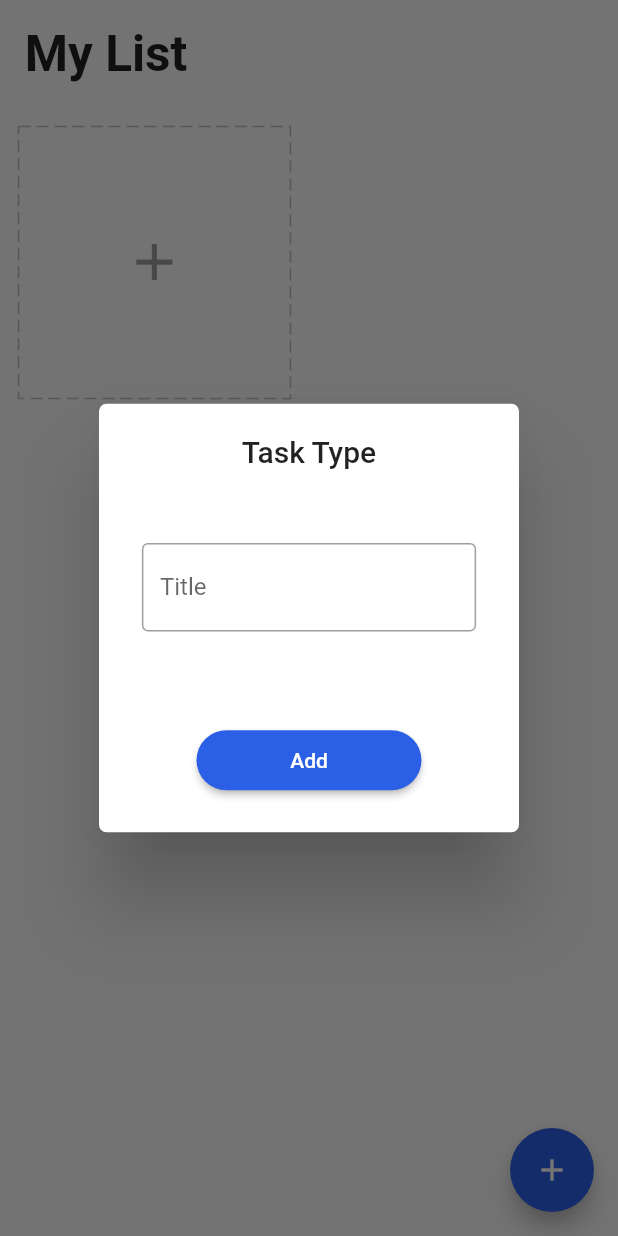
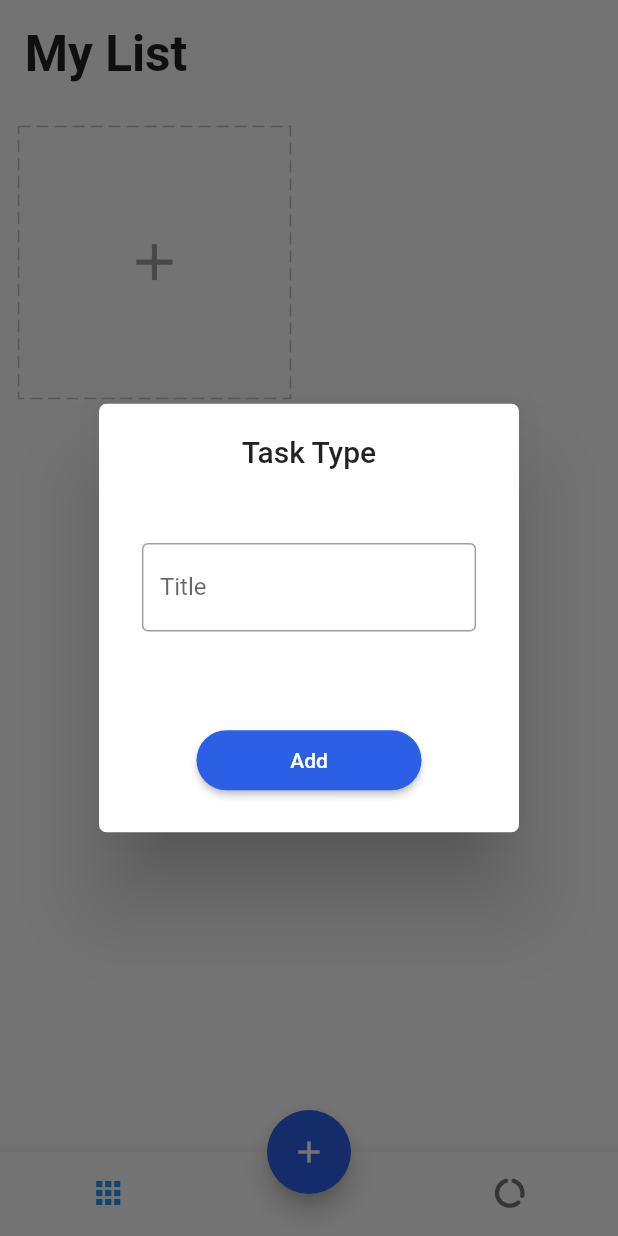
Before and after one commit to ttoghere/getxtodo, a Flutter app: the screen it shows after launch, after a tap on the "add" icon, on a phone screen of 412 x 824 dp. Run offline on Flutter 3.47's test engine with Material 2 defaults, Android fonts, the phone set to English and light mode, and no system bars; drawn by our look-alikes of dotted_border; our stand-ins replace equatable, flutter_easyloading, get, get_storage, step_progress_indicator.

Commit message:
p6 16:00

```diff
--- a/lib/app/modules/detail/detail_page.dart
+++ b/lib/app/modules/detail/detail_page.dart
@@ -1,8 +1,8 @@
 import 'package:flutter/material.dart';
 import 'package:flutter_easyloading/flutter_easyloading.dart';
 import 'package:get/get.dart';
-import 'package:getxtodo/app/modules/detail/widgets/doing_list.dart';
-import 'package:getxtodo/app/modules/detail/widgets/done_list.dart';
+import '/app/modules/detail/widgets/doing_list.dart';
+import '/app/modules/detail/widgets/done_list.dart';
 import 'package:step_progress_indicator/step_progress_indicator.dart';
 import '/app/core/utils/extensions.dart';
 import '/app/modules/home/controllers/home_controller.dart';
--- a/lib/app/modules/detail/widgets/doing_list.dart
+++ b/lib/app/modules/detail/widgets/doing_list.dart
@@ -1,7 +1,7 @@
 import 'package:flutter/material.dart';
 import 'package:get/get.dart';
-import 'package:getxtodo/app/core/utils/extensions.dart';
-import 'package:getxtodo/app/modules/home/controllers/home_controller.dart';
+import '/app/core/utils/extensions.dart';
+import '/app/modules/home/controllers/home_controller.dart';
 
 class DoingList extends StatelessWidget {
   final homeCtrl = Get.find<HomeController>();
--- a/lib/app/modules/detail/widgets/done_list.dart
+++ b/lib/app/modules/detail/widgets/done_list.dart
@@ -1,8 +1,8 @@
 import 'package:flutter/material.dart';
 import 'package:get/get.dart';
-import 'package:getxtodo/app/core/utils/extensions.dart';
-import 'package:getxtodo/app/core/values/colors.dart';
-import 'package:getxtodo/app/modules/home/controllers/home_controller.dart';
+import '/app/core/utils/extensions.dart';
+import '/app/core/values/colors.dart';
+import '/app/modules/home/controllers/home_controller.dart';
 
 class DoneList extends StatelessWidget {
   final homeCtrl = Get.find<HomeController>();
--- a/lib/app/modules/home/bindings/home_binding.dart
+++ b/lib/app/modules/home/bindings/home_binding.dart
@@ -1,6 +1,6 @@
 import 'package:get/get.dart';
-import 'package:getxtodo/app/data/providers/task_provider.dart';
-import 'package:getxtodo/app/data/storage/repository.dart';
+import '/app/data/providers/task_provider.dart';
+import '/app/data/storage/repository.dart';
 
 import '../controllers/home_controller.dart';
 
--- a/lib/app/modules/home/controllers/home_controller.dart
+++ b/lib/app/modules/home/controllers/home_controller.dart
@@ -1,8 +1,8 @@
 import 'package:flutter/foundation.dart';
 import 'package:flutter/material.dart';
 import 'package:get/get.dart';
-import 'package:getxtodo/app/data/models/task.dart';
-import 'package:getxtodo/app/data/storage/repository.dart';
+import '/app/data/models/task.dart';
+import '/app/data/storage/repository.dart';
 
 class HomeController extends GetxController {
   TaskRepository taskRepository;
@@ -17,6 +17,7 @@ class HomeController extends GetxController {
   final task = Rx<Task?>(null);
   final doingTodos = <dynamic>[].obs;
   final doneTodos = <dynamic>[].obs;
+  final tabIndex = 0.obs;
   @override
   void onInit() {
     super.onInit();
@@ -145,4 +146,32 @@ class HomeController extends GetxController {
     }
     return res;
   }
+
+  void changeTabIndex(int index) {
+    tabIndex.value = index;
+  }
+
+  int getTotalTasks() {
+    var res = 0;
+    for (int i = 0; i < tasks.length; i++) {
+      if (tasks[i].todos != null) {
+        res += tasks[i].todos!.length;
+      }
+    }
+    return res;
+  }
+
+  int getTotalDoneTask() {
+    var res = 0;
+    for (int i = 0; i < tasks.length; i++) {
+      if (tasks[i].todos != null) {
+        for (int j = 0; j < tasks[i].todos!.length; j++) {
+          if (tasks[i].todos![j]["done"] == true) {
+            res += 1;
+          }
+        }
+      }
+    }
+    return res;
+  }
 }
--- a/lib/app/modules/home/views/home_view.dart
+++ b/lib/app/modules/home/views/home_view.dart
@@ -1,13 +1,15 @@
+// ignore_for_file: prefer_const_constructors
+
 import 'package:flutter/material.dart';
 import 'package:flutter_easyloading/flutter_easyloading.dart';
-
 import 'package:get/get.dart';
-import 'package:getxtodo/app/core/utils/extensions.dart';
-import 'package:getxtodo/app/core/values/colors.dart';
-import 'package:getxtodo/app/data/models/task.dart';
-import 'package:getxtodo/app/modules/home/widgets/add_card.dart';
-import 'package:getxtodo/app/modules/home/widgets/add_dialog.dart';
-import 'package:getxtodo/app/modules/home/widgets/task_card.dart';
+import 'package:getxtodo/app/modules/report/report_view.dart';
+import '/app/core/utils/extensions.dart';
+import '/app/core/values/colors.dart';
+import '/app/data/models/task.dart';
+import '/app/modules/home/widgets/add_card.dart';
+import '/app/modules/home/widgets/add_dialog.dart';
+import '/app/modules/home/widgets/task_card.dart';
 
 import '../controllers/home_controller.dart';
 
@@ -15,7 +17,11 @@ class HomeView extends GetView<HomeController> {
   @override
   Widget build(BuildContext context) {
     return Scaffold(
-      body: SafeArea(
+      body: Obx(
+        () => IndexedStack(
+          index: controller.tabIndex.value,
+          children: [
+            SafeArea(
               child: ListView(
                 children: [
                   Padding(
@@ -38,10 +44,12 @@ class HomeView extends GetView<HomeController> {
                             .map(
                               (e) => LongPressDraggable(
                                 data: e,
-                          onDragStarted: () => controller.changeDeleting(true),
+                                onDragStarted: () =>
+                                    controller.changeDeleting(true),
                                 onDraggableCanceled: (_, __) =>
                                     controller.changeDeleting(false),
-                          onDragEnd: (_) => controller.changeDeleting(false),
+                                onDragEnd: (_) =>
+                                    controller.changeDeleting(false),
                                 feedback: Opacity(
                                   opacity: 0.8,
                                   child: TaskCard(task: e),
@@ -56,6 +64,10 @@ class HomeView extends GetView<HomeController> {
                       ],
                     ),
                   )
+                ],
+              ),
+            ),
+            ReportPage(),
           ],
         ),
       ),
@@ -86,6 +98,42 @@ class HomeView extends GetView<HomeController> {
           EasyLoading.showSuccess('Delete Success');
         },
       ),
+      floatingActionButtonLocation: FloatingActionButtonLocation.centerDocked,
+      bottomNavigationBar: Theme(
+        data: ThemeData(
+          splashColor: Colors.transparent,
+          highlightColor: Colors.transparent,
+        ),
+        child: Obx(
+          () => BottomNavigationBar(
+            onTap: (int index) => controller.changeTabIndex(index),
+            currentIndex: controller.tabIndex.value,
+            showSelectedLabels: false,
+            showUnselectedLabels: false,
+            // ignore: prefer_const_literals_to_create_immutables
+            items: [
+              BottomNavigationBarItem(
+                label: 'Home',
+                icon: Padding(
+                  padding: EdgeInsets.only(right: 15.0.wp),
+                  child: Icon(
+                    Icons.apps,
+                  ),
+                ),
+              ),
+              BottomNavigationBarItem(
+                label: 'Report',
+                icon: Padding(
+                  padding: EdgeInsets.only(left: 15.0.wp),
+                  child: Icon(
+                    Icons.data_usage_rounded,
+                  ),
+                ),
+              ),
+            ],
+          ),
+        ),
+      ),
     );
   }
 }
--- a/lib/app/modules/home/widgets/add_dialog.dart
+++ b/lib/app/modules/home/widgets/add_dialog.dart
@@ -1,8 +1,8 @@
 import 'package:flutter/material.dart';
 import 'package:flutter_easyloading/flutter_easyloading.dart';
 import 'package:get/get.dart';
-import 'package:getxtodo/app/core/utils/extensions.dart';
-import 'package:getxtodo/app/modules/home/controllers/home_controller.dart';
+import '/app/core/utils/extensions.dart';
+import '/app/modules/home/controllers/home_controller.dart';
 
 class AddDialog extends StatelessWidget {
   final homeCtrl = Get.find<HomeController>();
--- a/lib/app/modules/home/widgets/task_card.dart
+++ b/lib/app/modules/home/widgets/task_card.dart
@@ -1,8 +1,8 @@
 import 'package:flutter/material.dart';
 import 'package:get/get.dart';
-import 'package:getxtodo/app/core/utils/extensions.dart';
-import 'package:getxtodo/app/modules/detail/detail_page.dart';
-import 'package:getxtodo/app/modules/home/controllers/home_controller.dart';
+import '/app/core/utils/extensions.dart';
+import '/app/modules/detail/detail_page.dart';
+import '/app/modules/home/controllers/home_controller.dart';
 import 'package:step_progress_indicator/step_progress_indicator.dart';
 import '../../../data/models/task.dart';
 
--- /dev/null
+++ b/lib/app/modules/report/report_view.dart
@@ -0,0 +1,25 @@
+import 'package:flutter/material.dart';
+import 'package:get/get.dart';
+import 'package:getxtodo/app/modules/home/controllers/home_controller.dart';
+
+class ReportPage extends StatelessWidget {
+  final homeCtrl = Get.find<HomeController>();
+  ReportPage({Key? key}) : super(key: key);
+
+  @override
+  Widget build(BuildContext context) {
+    return Scaffold(body: SafeArea(
+      child: Obx(() {
+        var createdTasks = homeCtrl.getTotalTasks();
+        var completedTasks = homeCtrl.getTotalDoneTask();
+        var liveTasks = createdTasks - completedTasks;
+        var precent = (completedTasks / createdTasks * 100).toString();
+        return ListView(
+          children: [
+
+          ],
+        );
+      }),
+    ));
+  }
+}
```
Also changed, not shown: lib/app/modules/home/widgets/add_card.dart (+5 -5 lines). Lines whose indentation alone changed are shown as unchanged.
